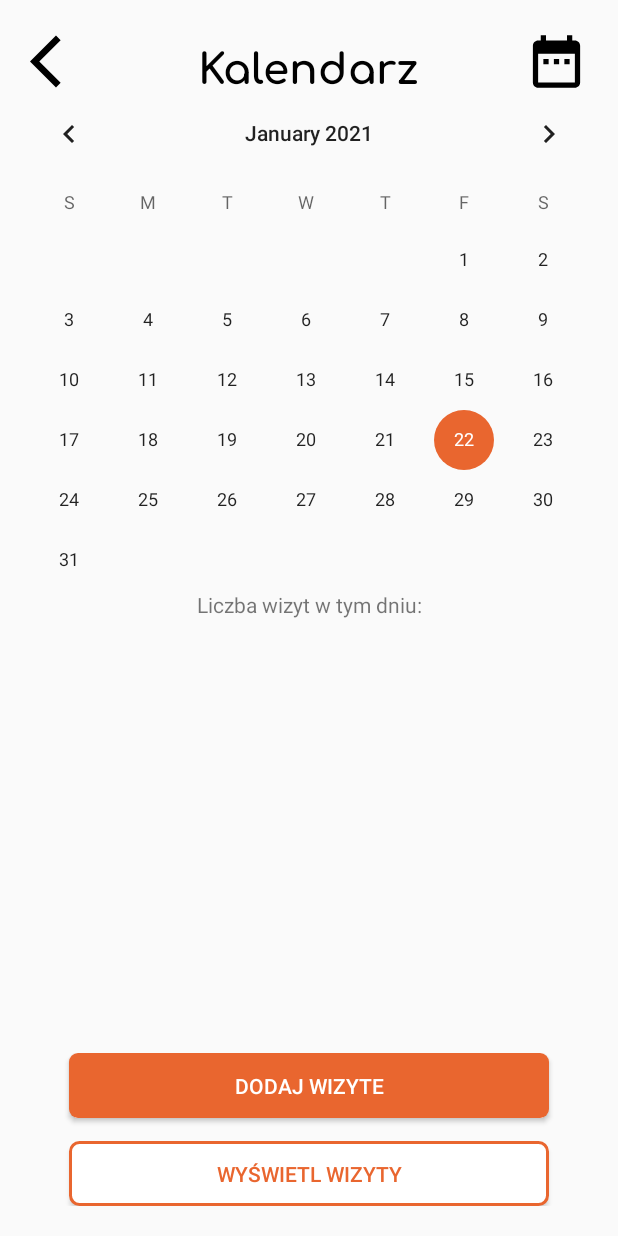
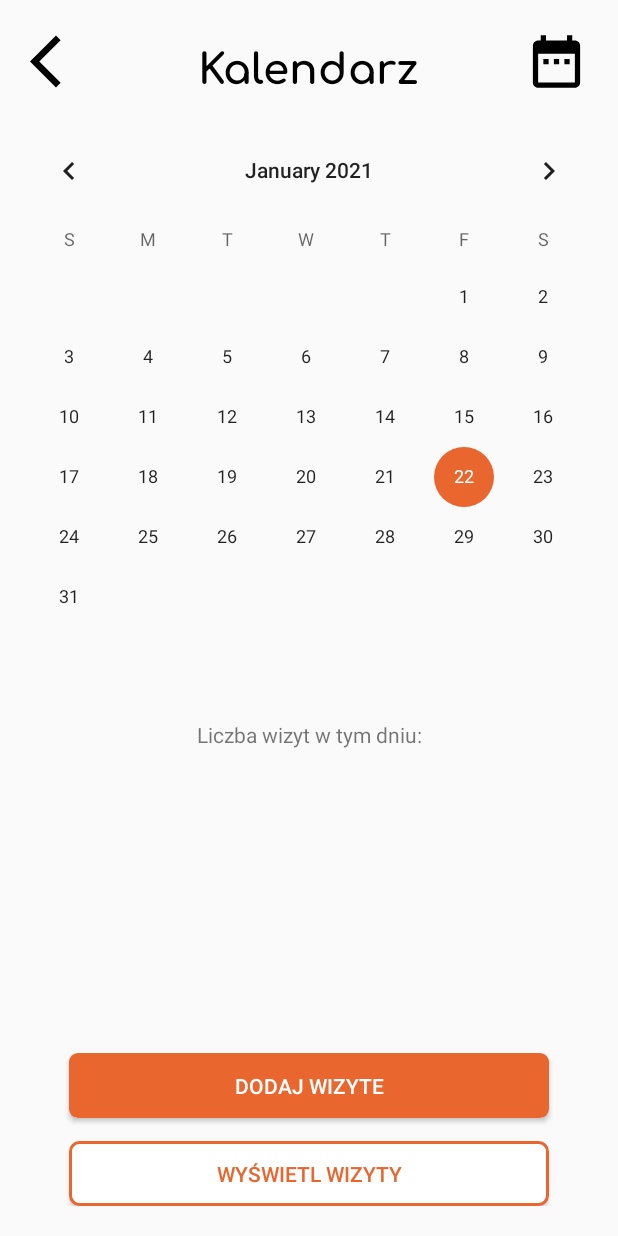
Before and after one commit to tomaszmjurek/DoUslug, an Android app: the CalendarMonthActivity screen opened directly, with no data from a screen before it, on a phone screen of 412 x 824 dp. Run offline under Robolectric (Android 15) with nearby library versions, the phone set to English and light mode, and no system bars.

Commit message:
Improve calendars layouts

```diff
--- a/app/src/main/java/pp/inzynierka/douslug/calendar/CalendarMonthActivity.kt
+++ b/app/src/main/java/pp/inzynierka/douslug/calendar/CalendarMonthActivity.kt
@@ -17,12 +17,13 @@ import java.util.*
 
 class CalendarMonthActivity : AppCompatActivity() {
     private lateinit var selectedDate: String
-    private val calendar = Calendar.getInstance()
 
     override fun onCreate(savedInstanceState: Bundle?) {
         super.onCreate(savedInstanceState)
         setContentView(R.layout.activity_calendar_month)
         title_text_view.text = "Kalendarz"
+
+        calendar_view.date
 
         calendar_type_button.setOnClickListener { showCalendarChange() }
         back_button.setOnClickListener { onBackPressed() }
@@ -33,7 +34,6 @@ class CalendarMonthActivity : AppCompatActivity() {
 
         calendar_view.setOnDateChangeListener { view, year, month, dayOfMonth ->
             selectedDate = "$year/${makeTwoDigitsIfOne((month+1).toString())}/${makeTwoDigitsIfOne(dayOfMonth.toString())}"
-            toast()
         }
     }
 
--- a/app/src/main/res/layout/activity_calendar_month.xml
+++ b/app/src/main/res/layout/activity_calendar_month.xml
@@ -11,17 +11,22 @@
     <LinearLayout
         android:layout_width="match_parent"
         android:layout_height="match_parent"
-        android:layout_gravity="center"
         android:layout_marginTop="40dp"
         android:orientation="vertical">
 
         <include layout="@layout/change_calendar_type"/>
 
+        <LinearLayout
+            android:layout_width="match_parent"
+            android:layout_height="match_parent"
+            android:layout_gravity="center"
+            android:layout_marginTop="40dp"
+            android:orientation="vertical">
+
             <CalendarView
                 android:id="@+id/calendar_view"
-            android:layout_marginTop="15dp"
                 android:layout_width="match_parent"
-            android:layout_height="wrap_content"
+                android:layout_height="400dp"
                 android:layout_gravity="center"/>
 
             <TextView
@@ -29,6 +34,8 @@
                 android:layout_height="wrap_content"
                 android:gravity="center"
                 android:text="@string/liczba_wizyt_w_tym_dniu"/>
+
+        </LinearLayout>
 
     </LinearLayout>
 
```
Also changed, not shown: app/src/main/java/pp/inzynierka/douslug/MainActivity.kt (+8 -8 lines), app/src/main/java/pp/inzynierka/douslug/calendar/CalendarDayActivity.kt (+0 -8 lines), app/src/main/res/layout/activity_main.xml (+5 -4 lines). Lines whose indentation alone changed are shown as unchanged.
